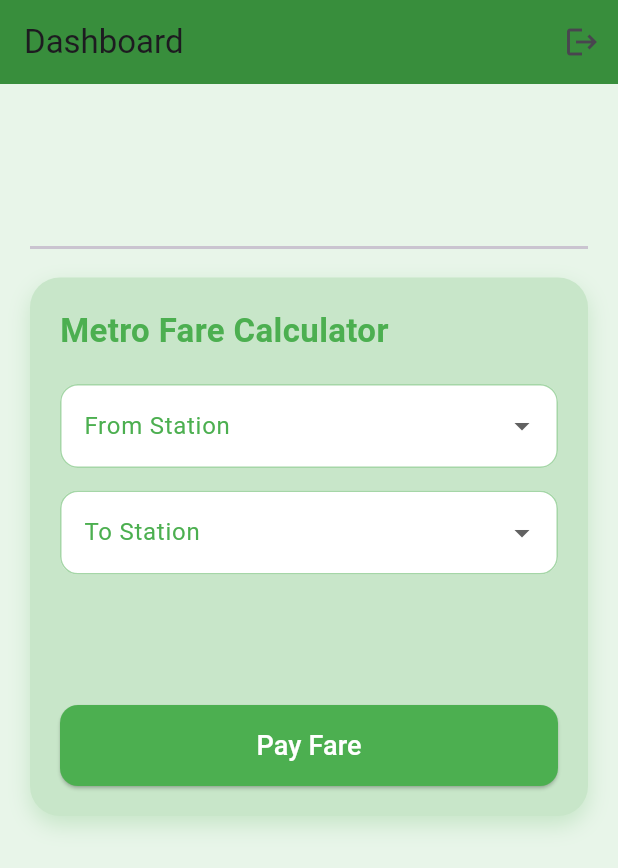
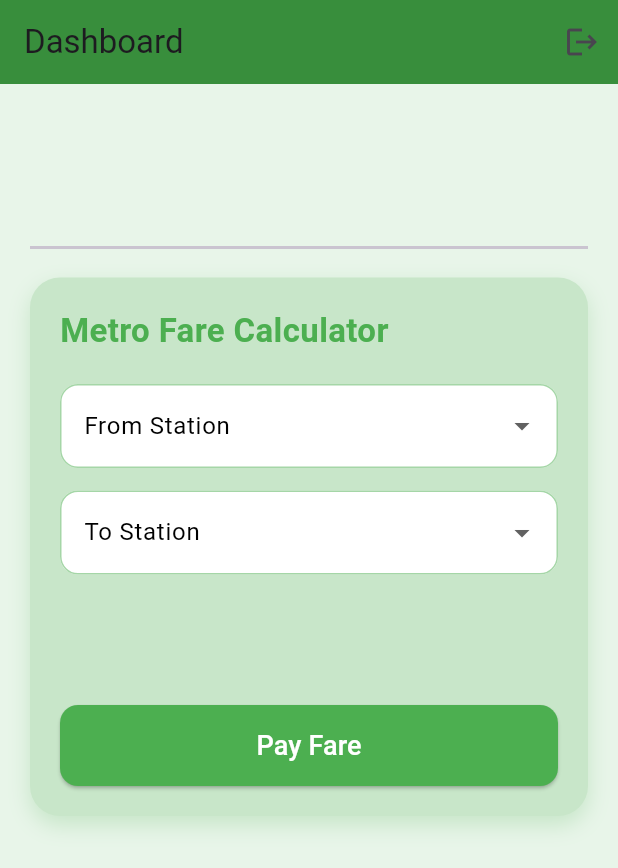
Before and after one commit to haisam10/dmt_seba, a Flutter app: the screen it shows once a user with an empty profile is signed in, on a phone screen of 412 x 824 dp. Shown: the top 868 px of the screen. Run offline on Flutter 3.47's test engine with Material 3 defaults, Android fonts, the light colour scheme and no system bars; our stand-ins replace firebase_auth, firebase_core, google_sign_in; missing offline and left inert: razorpay_flutter; accounts and stored records are empty.

Commit message:
Update home_page.dart

```diff
--- a/lib/home_page.dart
+++ b/lib/home_page.dart
@@ -155,7 +155,7 @@ class _MetroFareCalculatorState extends State<MetroFareCalculator>
         labelText: label,
         filled: true,
         fillColor: Colors.white,
-        labelStyle: const TextStyle(color: Colors.green),
+        labelStyle: const TextStyle(color: Colors.black),
         enabledBorder: OutlineInputBorder(
           borderRadius: BorderRadius.circular(12),
           borderSide: BorderSide(color: Colors.green.shade200),
@@ -167,7 +167,7 @@ class _MetroFareCalculatorState extends State<MetroFareCalculator>
       }).toList(),
       onChanged: onChanged,
       dropdownColor: Colors.green.shade100,
-      style: const TextStyle(color: Colors.green),
+      style: const TextStyle(color: Colors.black),
     );
   }
 
```
